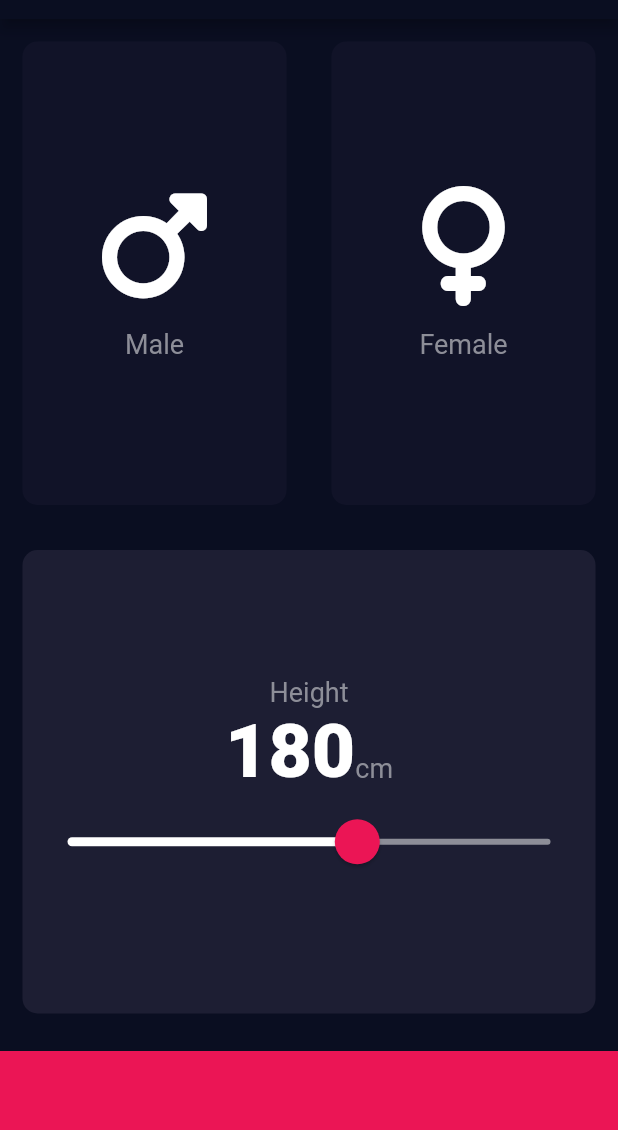
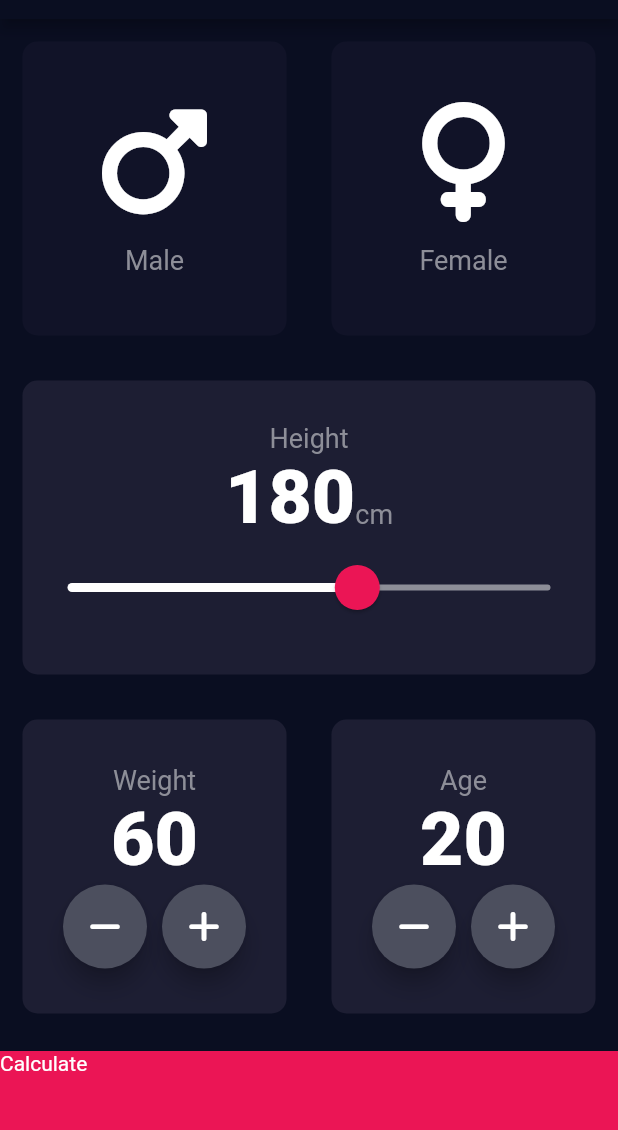
Before and after one commit to Lokie-codes/bmi_calculator_flutter, a Flutter app: the screen it shows after launch, on a phone screen of 412 x 824 dp, the part 65-1195 px from its top. Run offline on Flutter 3.47's test engine with Material 2 defaults, Android fonts, the phone set to English and light mode, and no system bars; our stand-ins replace font_awesome_flutter.

Commit message:
implementing routing through pages

```diff
--- a/lib/input_page.dart
+++ b/lib/input_page.dart
@@ -1,8 +1,10 @@
+import 'package:bmi_calculator_flutter/results_page.dart';
 import 'package:flutter/material.dart';
 import 'package:font_awesome_flutter/font_awesome_flutter.dart';
 import 'icon_content.dart';
 import 'reusable_card.dart';
 import 'constants.dart';
+import 'round_button.dart';
 
 class InputPage extends StatefulWidget {
   const InputPage({super.key});
@@ -14,7 +16,8 @@ class InputPage extends StatefulWidget {
 class _InputPageState extends State<InputPage> {
   GenderType selectedGender = GenderType.none;
   int height = 180;
-
+  int weight = 60;
+  int age = 20;
   @override
   Widget build(BuildContext context) {
     return Scaffold(
@@ -116,35 +119,131 @@ class _InputPageState extends State<InputPage> {
               onPress: () {},
             ),
           ),
-          // Expanded(
-          //   child: Row(
-          //     children: const [
-          //       Expanded(
-          //         child: ReusableCard(
-          //           colour: activeCardColor,
-          //           cardChild: IconContent(
-          //             label: 'Card 4',
-          //             icon: FontAwesomeIcons.earthAsia,
-          //           ),
-          //         ),
-          //       ),
-          //       Expanded(
-          //         child: ReusableCard(
-          //           colour: activeCardColor,
-          //           cardChild: IconContent(
-          //             label: 'Card 5',
-          //             icon: FontAwesomeIcons.earthAmericas,
-          //           ),
-          //         ),
-          //       ),
-          //     ],
-          //   ),
-          // ),
-          Container(
-            color: kActiveContainerColor,
-            margin: const EdgeInsets.only(top: 10.0),
-            height: kBottomContainerHeight,
-            width: double.infinity,
+          Expanded(
+            child: Row(
+              children: [
+                Expanded(
+                  child: ReusableCard(
+                    colour: kActiveCardColor,
+                    cardChild: Column(
+                      mainAxisAlignment: MainAxisAlignment.center,
+                      children: [
+                        const Text(
+                          'Weight',
+                          style: kLabelTextStyle,
+                        ),
+                        Text(
+                          weight.toString(),
+                          style: kNumberStyle,
+                        ),
+                        Row(
+                          mainAxisAlignment: MainAxisAlignment.center,
+                          children: [
+                            RoundIconButton(
+                              icon: FontAwesomeIcons.minus,
+                              onPress: () {
+                                setState(() {
+                                  weight--;
+                                });
+                              },
+                              onLongPress: () {
+                                setState(() {
+                                  weight = weight - 5;
+                                });
+                              },
+                            ),
+                            const SizedBox(
+                              width: 10.0,
+                            ),
+                            RoundIconButton(
+                              icon: FontAwesomeIcons.plus,
+                              onPress: () {
+                                setState(() {
+                                  weight++;
+                                });
+                              },
+                              onLongPress: () {
+                                setState(() {
+                                  weight = weight + 5;
+                                });
+                              },
+                            ),
+                          ],
+                        ),
+                      ],
+                    ),
+                    onPress: () => {},
+                  ),
+                ),
+                Expanded(
+                  child: ReusableCard(
+                    colour: kActiveCardColor,
+                    cardChild: Column(
+                      mainAxisAlignment: MainAxisAlignment.center,
+                      children: [
+                        const Text(
+                          'Age',
+                          style: kLabelTextStyle,
+                        ),
+                        Text(
+                          age.toString(),
+                          style: kNumberStyle,
+                        ),
+                        Row(
+                          mainAxisAlignment: MainAxisAlignment.center,
+                          children: [
+                            RoundIconButton(
+                              icon: FontAwesomeIcons.minus,
+                              onLongPress: () {
+                                setState(() {
+                                  age = age - 5;
+                                });
+                              },
+                              onPress: () {
+                                setState(() {
+                                  age--;
+                                });
+                              },
+                            ),
+                            const SizedBox(
+                              width: 10.0,
+                            ),
+                            RoundIconButton(
+                              icon: FontAwesomeIcons.plus,
+                              onLongPress: () {
+                                setState(() {
+                                  age = age + 5;
+                                });
+                              },
+                              onPress: () {
+                                setState(() {
+                                  age++;
+                                });
+                              },
+                            ),
+                          ],
+                        ),
+                      ],
+                    ),
+                    onPress: () => {},
+                  ),
+                ),
+              ],
+            ),
+          ),
+          GestureDetector(
+            child: Container(
+              color: kActiveContainerColor,
+              margin: const EdgeInsets.only(top: 10.0),
+              height: kBottomContainerHeight,
+              width: double.infinity,
+              child: const Text(
+                'Calculate',
+              ),
+            ),
+            onTap: () {
+              Navigator.pushNamed(context, '/results');
+            },
           ),
         ],
       ),
--- a/lib/main.dart
+++ b/lib/main.dart
@@ -1,3 +1,4 @@
+import 'package:bmi_calculator_flutter/results_page.dart';
 import 'package:flutter/material.dart';
 import 'input_page.dart';
 
@@ -17,6 +18,9 @@ class BMICalculator extends StatelessWidget {
         scaffoldBackgroundColor: const Color(0xFF0A0E21),
       ),
       home: const InputPage(),
+      routes: {
+        '/results': (context) => const ResultsPage(),
+      },
     );
   }
 }
--- /dev/null
+++ b/lib/results_page.dart
@@ -0,0 +1,15 @@
+import 'package:flutter/material.dart';
+
+class ResultsPage extends StatelessWidget {
+  const ResultsPage({super.key});
+
+  @override
+  Widget build(BuildContext context) {
+    return Scaffold(
+      appBar: AppBar(
+        title: const Text('BMI Calculator'),
+      ),
+      body: const Text('Hello!'),
+    );
+  }
+}
--- /dev/null
+++ b/lib/round_button.dart
@@ -0,0 +1,24 @@
+import 'package:flutter/material.dart';
+
+class RoundIconButton extends StatelessWidget {
+  const RoundIconButton({super.key, required this.icon, required this.onPress, required this.onLongPress});
+
+  final IconData icon;
+  final VoidCallback onPress;
+  final VoidCallback onLongPress;
+  @override
+  Widget build(BuildContext context) {
+    return RawMaterialButton(
+      constraints: const BoxConstraints.tightFor(
+        width: 56.0,
+        height: 56.0,
+      ),
+      elevation: 6.0,
+      onPressed: onPress,
+      onLongPress: onLongPress,
+      shape: const CircleBorder(),
+      fillColor: const Color(0xFF4C4F5E),
+      child: Icon(icon),
+    );
+  }
+}
```
